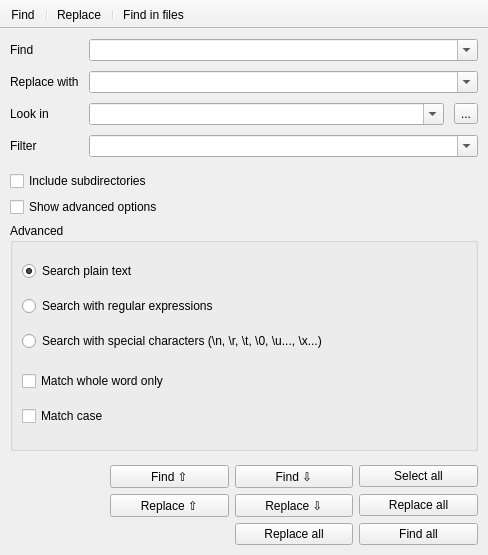
This is src/ui/Search/frmsearchreplace.ui in notepadqq/notepadqq as Qt 5 draws it before an edit. The edited form follows.
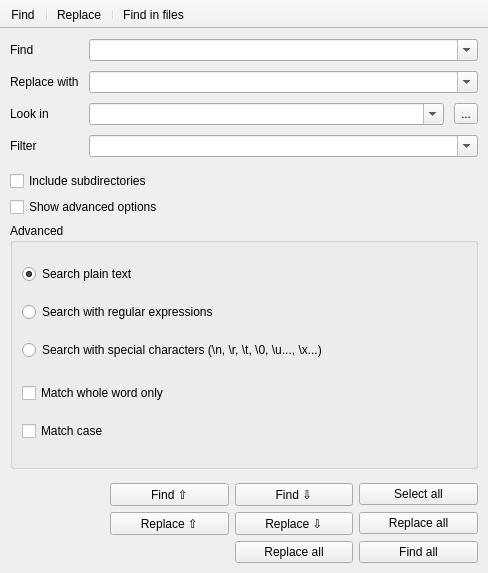
This is the edited form. Icons and pictures are not drawn.

What changed in the file:
```diff
--- a/src/ui/Search/frmsearchreplace.ui
+++ b/src/ui/Search/frmsearchreplace.ui
@@ -7,7 +7,7 @@
     <x>0</x>
     <y>0</y>
     <width>488</width>
-    <height>555</height>
+    <height>573</height>
    </rect>
   </property>
   <property name="windowTitle">
```
Left out of the diff: 4 changed lines with no effect on the pictures.
